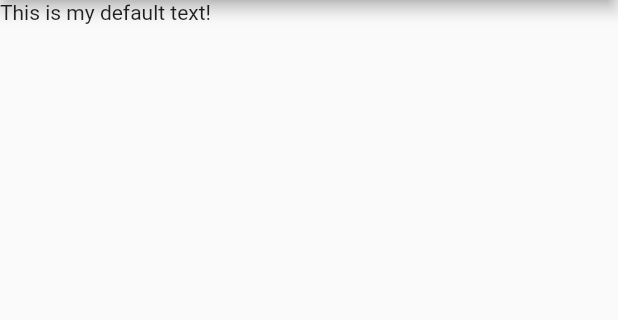
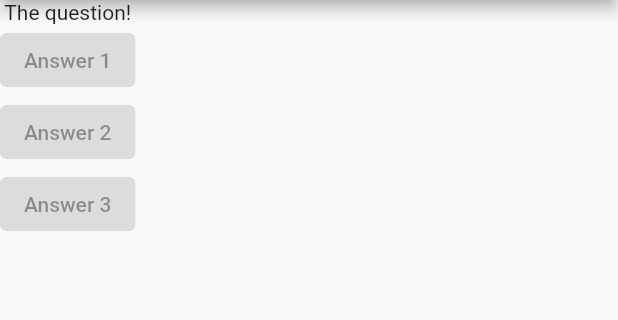
Before and after one commit to DecodingGreatness/Flutter, a Flutter app: the screen it shows after launch, on a phone screen of 412 x 824 dp, the part 84-404 px from its top. Run offline on Flutter 3.47's test engine with Material 2 defaults, Android fonts, the phone set to English and light mode, and no system bars.

Commit message:
changed body to 3 questions

```diff
--- a/lib/main.dart
+++ b/lib/main.dart
@@ -7,12 +7,26 @@ void main() {
 class MyApp extends StatelessWidget {
   @override
   Widget build(BuildContext context) {
+    var questions = [
+      'What\'s your favorite color?',
+      'What\'s your favortie animal?'
+    ];
     return MaterialApp(
       home: Scaffold(
         appBar: AppBar(
           title: Text('My First App'),
         ),
-        body: Text('This is my default text!'),
+        body: Column(
+          children: [
+            Text('The question!'),
+            ElevatedButton(
+              child: Text('Answer 1'),
+              onPressed: null,
+            ),
+            ElevatedButton(child: Text('Answer 2'), onPressed: null),
+            ElevatedButton(child: Text('Answer 3'), onPressed: null),
+          ],
+        ),
       ),
     );
   }
```
